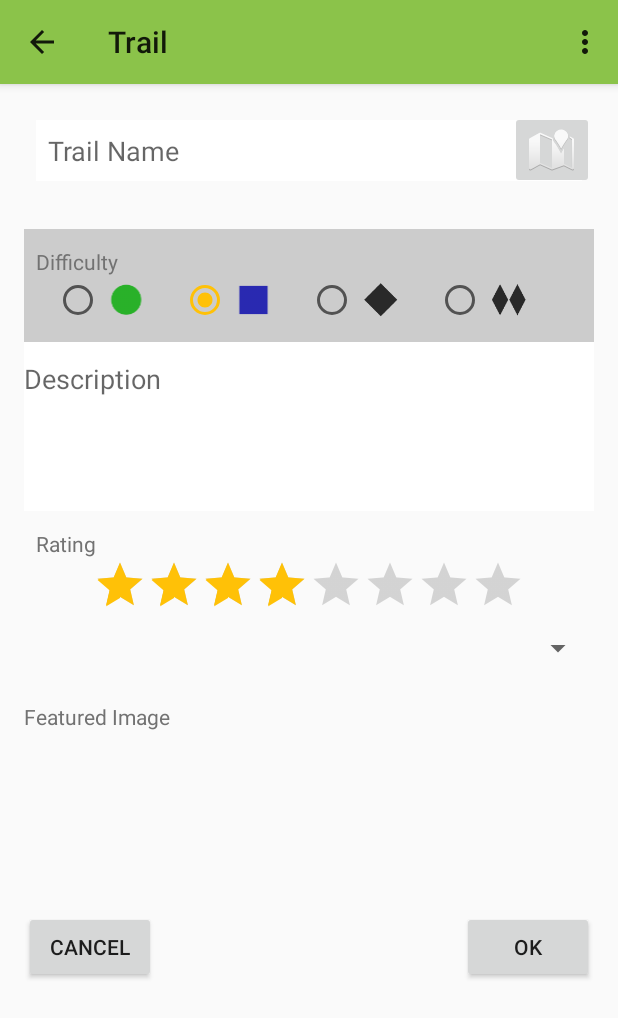
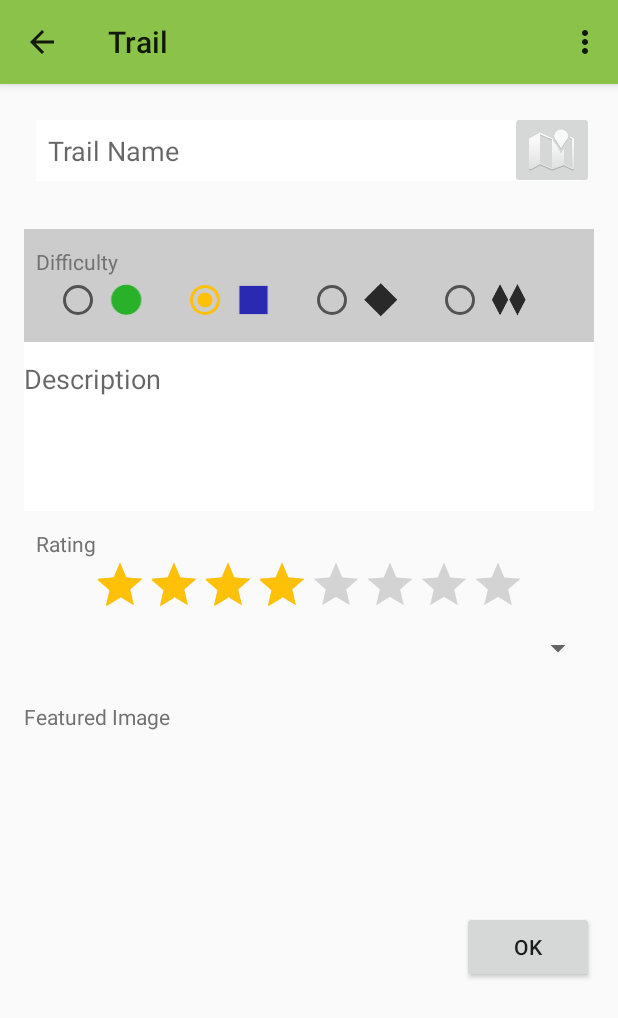
Before and after one commit to brentn/MountainUnicyclist, an Android app: the TrailEditActivity screen opened directly, with no data from a screen before it, on a phone screen of 412 x 824 dp. Shown: the top 1018 px of the screen. Run offline under Robolectric (Android 15) with nearby library versions, the phone set to English and light mode, and no system bars; 4 statements that could not run were skipped.

Commit message:
More work

```diff
--- a/app/src/main/java/com/brentandjody/mountainunicyclist/TrailAdapter.java
+++ b/app/src/main/java/com/brentandjody/mountainunicyclist/TrailAdapter.java
@@ -128,7 +128,7 @@ public class TrailAdapter extends RecyclerView.Adapter<TrailAdapter.ViewHolder>
             public void onClick(View v) {
                 Intent intent = new Intent(mContext, TrailActivity.class );
                 intent.putExtra("trailId", trail.ID());
-                ((Activity)mContext).startActivityForResult(intent, Application.EDIT_TRAIL);
+                mContext.startActivity(intent);
             }
         });
     }
--- a/app/src/main/java/com/brentandjody/mountainunicyclist/data/Trail.java
+++ b/app/src/main/java/com/brentandjody/mountainunicyclist/data/Trail.java
@@ -90,13 +90,11 @@ public class Trail extends ParseObject {
     public static void LoadTrailAdapter(final TrailAdapter adapter) {
         ParseQuery<Trail> query = ParseQuery.getQuery("Trail");
         query.fromLocalDatastore();
-        Log.d("Trail", "starting Adapter load");
         query.findInBackground(new FindCallback<com.brentandjody.mountainunicyclist.data.Trail>() {
             @Override
             public void done(List<Trail> trails, ParseException e) {
                 adapter.LoadData(trails);
                 adapter.notifyDataSetChanged();
-                Log.d("Trail", "Adapter loaded");
             }
         });
     }
--- a/app/src/main/res/layout/trail_edit.xml
+++ b/app/src/main/res/layout/trail_edit.xml
@@ -217,16 +217,6 @@
                     android:layout_gravity="right|center_vertical"
                     android:focusable="true" />
 
-                <Button
-                    android:layout_width="wrap_content"
-                    android:layout_height="wrap_content"
-                    android:text="@string/cancel"
-                    android:id="@+id/cancel_button"
-                    android:layout_below="@+id/description"
-                    android:layout_alignLeft="@+id/description"
-                    android:layout_alignStart="@+id/description"
-                    android:elevation="6dp"
-                    android:layout_gravity="left|center_vertical" />
             </FrameLayout>
         </LinearLayout>
     </ScrollView>
```
Also changed, not shown: app/src/main/java/com/brentandjody/mountainunicyclist/MainActivity.java (+14 -13 lines), app/src/main/java/com/brentandjody/mountainunicyclist/TrailActivity.java (+10 -2 lines), app/src/main/java/com/brentandjody/mountainunicyclist/TrailEditActivity.java (+8 -2 lines).
